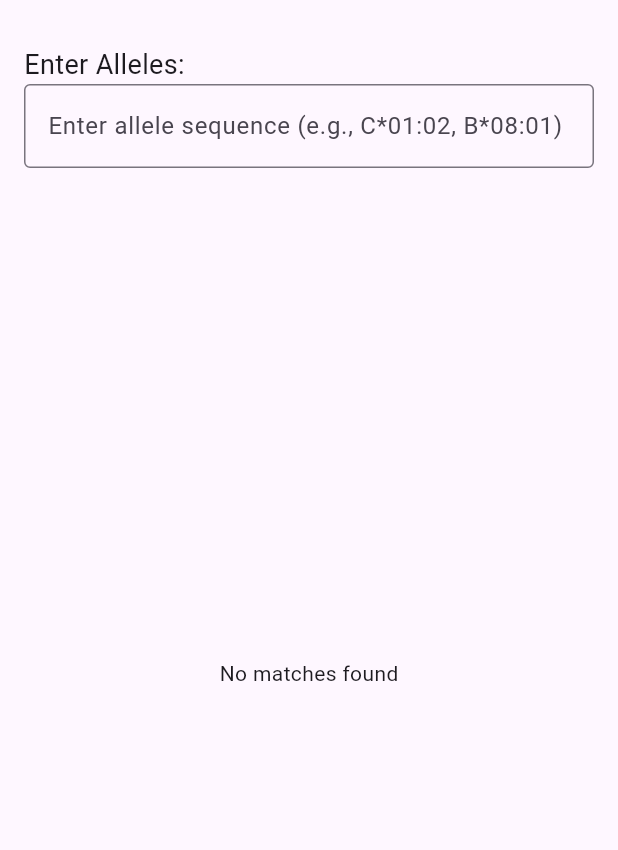
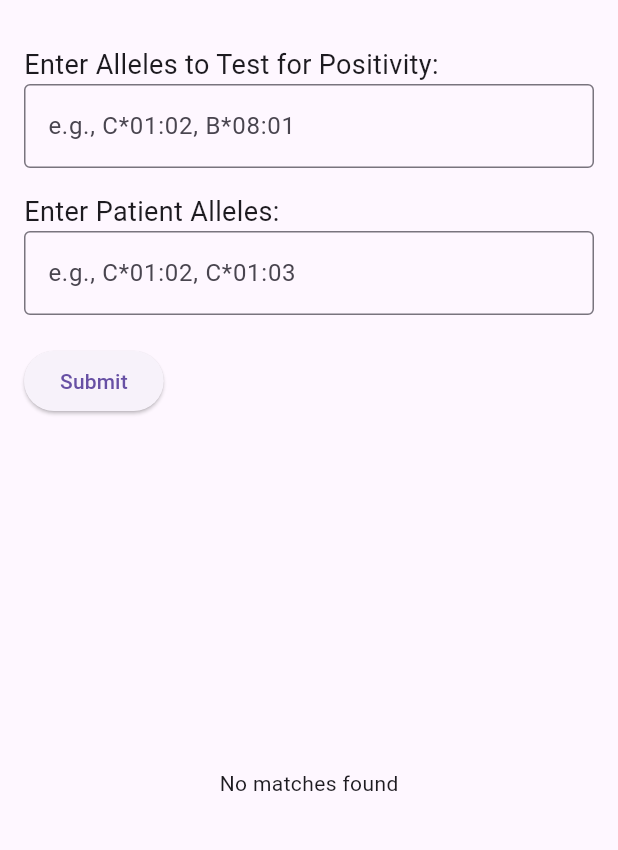
Before and after one commit to technoIogical/epitope-finder, a Flutter app: the screen it shows after launch, on a phone screen of 412 x 824 dp, the part 63-913 px from its top. Run offline on Flutter 3.47's test engine with Material 3 defaults, Android fonts, the phone set to English and light mode, and no system bars.

Commit message:
Problem with UI
please help

```diff
--- a/epitope_frontend/lib/main.dart
+++ b/epitope_frontend/lib/main.dart
@@ -26,25 +26,49 @@ class AlleleFinderPage extends StatefulWidget {
 
 class _AlleleFinderPageState extends State<AlleleFinderPage> {
   final TextEditingController _controller = TextEditingController();
+  final TextEditingController _patientController = TextEditingController();
   List<Map<String, dynamic>> data = [];
   bool isLoading = false;
   String errorMessage = '';
 
-  // URL for the API (make it dynamic if needed for environments)
+  // URL for the API
   final String apiUrl = 'https://epitope-server-998762220496.europe-west1.run.app';
 
+  // Function to validate input format
+  bool validateInput(String input) {
+    // Check if the input is not empty and is comma-separated
+    if (input.trim().isEmpty) {
+      setState(() {
+        errorMessage = 'Allele input cannot be empty.';
+      });
+      return false;
+    }
+
+    // Regex pattern for valid alleles like C*01:02, B*08:01
+    RegExp regExp = RegExp(r'^[A-Za-z0-9]+\*[\d]+:[\d]+(,\s*[A-Za-z0-9]+\*[\d]+:[\d]+)*$');
+    if (!regExp.hasMatch(input)) {
+      setState(() {
+        errorMessage = 'Invalid format. Please use comma-separated alleles (e.g., C*01:02, B*08:01).';
+      });
+      return false;
+    }
+
+    return true;
+  }
+
   // Function to fetch data from the backend
-  Future<void> fetchData(String inputAlleles) async {
+  Future<void> fetchData(String inputAlleles, String patientAlleles) async {
     setState(() {
       isLoading = true;
       errorMessage = '';  // Reset any previous error messages
     });
 
-    if (inputAlleles.isEmpty) {
+    // Validate both allele inputs
+    if (!validateInput(inputAlleles) || !validateInput(patientAlleles)) {
       setState(() {
-        errorMessage = 'Please enter allele sequence.';
-        isLoading = false;
+        isLoading = false;  // Stop loading indicator if validation fails
       });
+<<<<<<< Updated upstream
       return;
     }
 
@@ -56,36 +80,42 @@ class _AlleleFinderPageState extends State<AlleleFinderPage> {
         isLoading = false;
       });
       return;
+=======
+      return;  // Exit if input validation fails
+>>>>>>> Stashed changes
     }
 
     try {
-      // Send POST request to your backend API
       final response = await http.post(
         Uri.parse(apiUrl),
         headers: {'Content-Type': 'application/json'},
+<<<<<<< Updated upstream
         body: jsonEncode({'input_alleles': inputAlleles.split(',')}),  // Split input alleles by comma
+=======
+        body: jsonEncode({
+          'input_alleles': inputAlleles.split(',').map((allele) => allele.trim()).toList(),
+          'patient_alleles': patientAlleles.split(',').map((allele) => allele.trim()).toList(),
+        }),
+>>>>>>> Stashed changes
       );
 
       if (response.statusCode == 200) {
-        // If the response is successful, parse the JSON data
         final List<dynamic> rows = jsonDecode(response.body);
         setState(() {
           data = rows.map((e) => e as Map<String, dynamic>).toList();
         });
       } else {
-        // If the response is not successful, show an error message
         setState(() {
-          errorMessage = 'Failed to load data. Status Code: ${response.statusCode}. Please try again later.';
+          errorMessage = 'Failed to load data. Status Code: ${response.statusCode}.';
         });
       }
     } catch (e) {
-      // If there's any error during the request
       setState(() {
         errorMessage = 'An error occurred: $e';
       });
     } finally {
       setState(() {
-        isLoading = false;  // Stop loading indicator
+        isLoading = false;
       });
     }
   }
@@ -99,43 +129,87 @@ class _AlleleFinderPageState extends State<AlleleFinderPage> {
         child: Column(
           crossAxisAlignment: CrossAxisAlignment.start,
           children: [
-            Text('Enter Alleles:', style: TextStyle(fontSize: 18)),
+            // Allele Input for Testing Positivity
+            Text('Enter Alleles to Test for Positivity:', style: TextStyle(fontSize: 18)),
             TextField(
               controller: _controller,
               decoration: InputDecoration(
-                hintText: 'Enter allele sequence (e.g., C*01:02, B*08:01)',
+                hintText: 'e.g., C*01:02, B*08:01',
                 border: OutlineInputBorder(),
-                errorText: errorMessage.isEmpty ? null : errorMessage, // Display error message if any
+                errorText: errorMessage.isNotEmpty ? errorMessage : null, // Display error message
               ),
-              onSubmitted: (input) {
-                // When the user submits the input, call fetchData
-                fetchData(input);
-              },
+            ),
+            SizedBox(height: 16),
+
+            // Patient Allele Input
+            Text('Enter Patient Alleles:', style: TextStyle(fontSize: 18)),
+            TextField(
+              controller: _patientController,
+              decoration: InputDecoration(
+                hintText: 'e.g., C*01:02, C*01:03',
+                border: OutlineInputBorder(),
+                errorText: errorMessage.isNotEmpty ? errorMessage : null, // Display error message
+              ),
             ),
             SizedBox(height: 20),
+
+            ElevatedButton(
+              onPressed: () {
+                fetchData(_controller.text, _patientController.text); // Send both inputs to the API
+              },
+              child: Text('Submit'),
+            ),
+
+            // Show Loading Indicator or Error Message
             isLoading
-                ? Center(child: CircularProgressIndicator())  // Show loading indicator
+                ? Center(child: CircularProgressIndicator())
                 : errorMessage.isNotEmpty
-                    ? Center(child: Text(errorMessage, style: TextStyle(color: Colors.red)))  // Show error message
+                    ? Center(child: Text(errorMessage, style: TextStyle(color: Colors.red)))
                     : Expanded(
                         child: data.isEmpty
-                            ? Center(child: Text('No matches found'))  // Show when no data found
-                            : ListView.builder(
-                                itemCount: data.length,
-                                itemBuilder: (context, index) {
-                                  var result = data[index];
-                                  return Card(
-                                    margin: EdgeInsets.symmetric(vertical: 8.0),
-                                    child: ListTile(
-                                      title: Text('Epitope: ${result['Epitope Name']}'),
-                                      subtitle: Text(
-                                          'Locus: ${result['Locus']}\n'
-                                          'Positive Matches: ${result['Positive Matches'].join(', ')}\n'
-                                          'Missing Alleles: ${result['Missing Required Alleles'].join(', ')}',
-                                          style: TextStyle(fontSize: 14)),
-                                    ),
-                                  );
-                                },
+                            ? Center(child: Text('No matches found'))
+                            : SingleChildScrollView(
+                                scrollDirection: Axis.horizontal,
+                                child: DataTable(
+                                  columns: [
+                                    DataColumn(label: Text('Epitope')),
+                                    // Dynamically generate columns for each allele from the response data
+                                    ...data[0]['Alleles']?.map((allele) => DataColumn(label: Text(allele))) ?? [],
+                                    DataColumn(label: Text('Total Positive Alleles')),
+                                    DataColumn(label: Text('Negative Alleles')),
+                                  ],
+                                  rows: data.map((result) {
+                                    // Ensure the correct number of cells for each row
+                                    int totalPositive = result['Positive Matches']?.length ?? 0;
+                                    int negativeAlleles = result['Missing Required Alleles']?.length ?? 0;
+
+                                    // Create row cells for alleles and additional data
+                                    List<DataCell> rowCells = [
+                                      DataCell(Text(result['Epitope Name'] ?? '')),
+                                      // Add cells for each allele (color-coded)
+                                      ...(result['Positive Matches']?.map((match) {
+                                        return DataCell(
+                                          Container(
+                                            color: match == 'positive' ? Colors.green : Colors.red,
+                                            height: 30,
+                                            width: 30,
+                                          ),
+                                        );
+                                      })?.toList() ?? []),
+                                      DataCell(Text('$totalPositive')), // Total Positive Alleles
+                                      DataCell(Text('$negativeAlleles')), // Negative Alleles
+                                    ];
+
+                                    // Ensure each row has the same number of cells as the columns
+                                    while (rowCells.length < 6) {
+                                      rowCells.add(DataCell(Text('')));  // Add empty cells if necessary
+                                    }
+
+                                    return DataRow(
+                                      cells: rowCells,
+                                    );
+                                  }).toList(),
+                                ),
                               ),
                       ),
           ],
```
